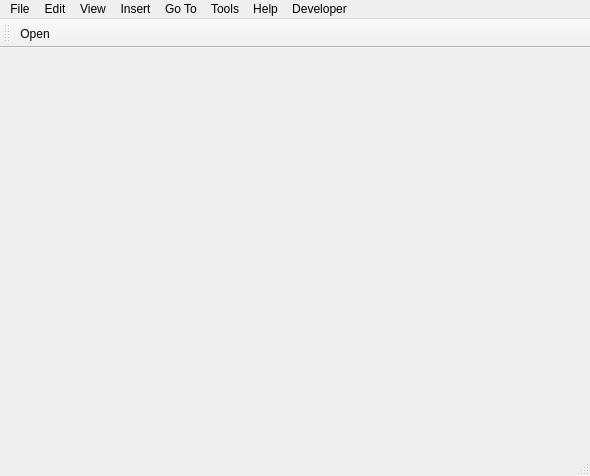
Above: PdfForQtViewer/pdfviewermainwindow.ui from JakubMelka/PDF4QT before the change. Below: the same form after it.
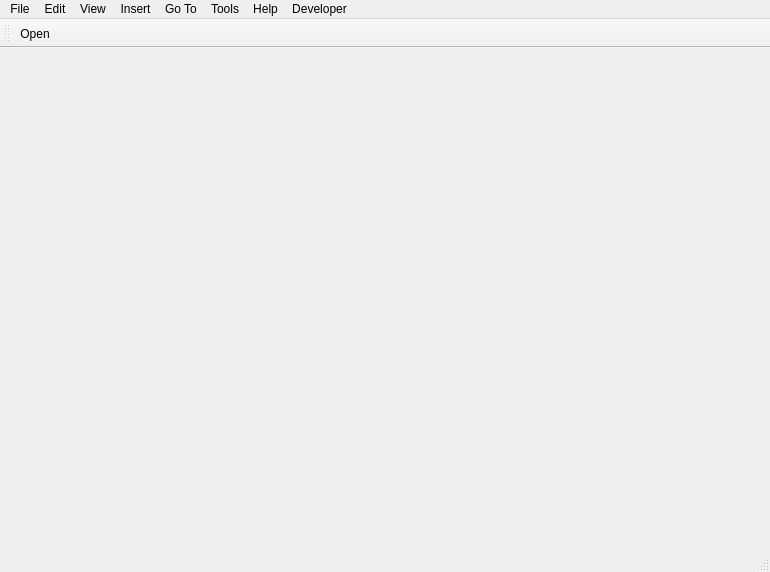
That is the form after the change. Icons and pictures are not drawn.

```diff
--- a/PdfForQtViewer/pdfviewermainwindow.ui
+++ b/PdfForQtViewer/pdfviewermainwindow.ui
@@ -6,8 +6,8 @@
    <rect>
     <x>0</x>
     <y>0</y>
-    <width>590</width>
-    <height>476</height>
+    <width>770</width>
+    <height>572</height>
    </rect>
   </property>
   <property name="windowTitle">
@@ -19,7 +19,7 @@
     <rect>
      <x>0</x>
      <y>0</y>
-     <width>590</width>
+     <width>770</width>
      <height>21</height>
     </rect>
    </property>
```
Left out of the diff: 60 changed lines with no effect on the pictures.
